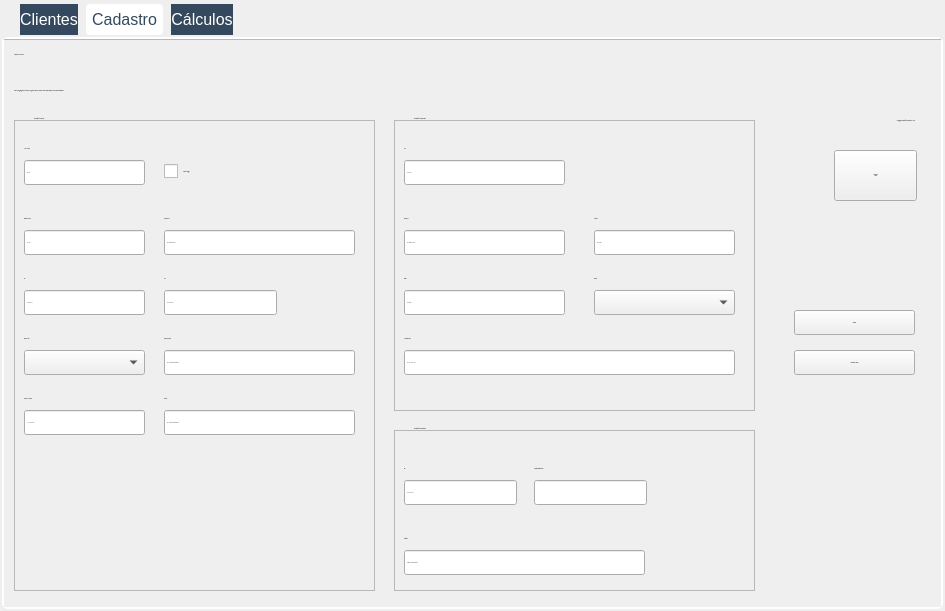
newprev/PrevCliente, file Telas/UI/tabCliente.ui: the form before one commit.
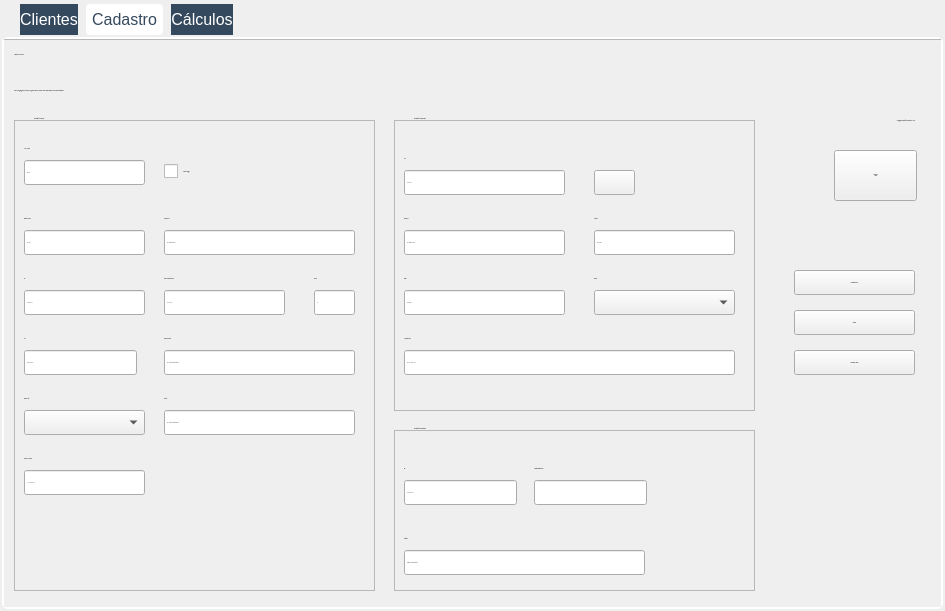
The form after the commit. Icons and pictures are not drawn.

Commit message:
Cep, atualizar cliente, carregar informações da tela
- Criação de repositório para requisições http;
- Criação da funcionalidade de buscar informações de endereço a partir do cep (API ViaCep);
- Criação de funcionalidade de atualizar um cliente no banco de dados
 - - Dados pessoais;
 - - Dados de moradia;
 - - Dados profissionais;
- Carregando informações em cada campo apresentado na tela.

```diff
--- a/Telas/UI/tabCliente.ui
+++ b/Telas/UI/tabCliente.ui
@@ -962,8 +962,8 @@
          <widget class="QLineEdit" name="leCpf">
           <property name="geometry">
            <rect>
-            <x>150</x>
-            <y>170</y>
+            <x>10</x>
+            <y>230</y>
             <width>113</width>
             <height>25</height>
            </rect>
@@ -975,8 +975,8 @@
          <widget class="QLabel" name="lbCpf">
           <property name="geometry">
            <rect>
-            <x>150</x>
-            <y>150</y>
+            <x>10</x>
+            <y>210</y>
             <width>64</width>
             <height>17</height>
            </rect>
@@ -989,7 +989,7 @@
           <property name="geometry">
            <rect>
             <x>10</x>
-            <y>230</y>
+            <y>290</y>
             <width>121</width>
             <height>25</height>
            </rect>
@@ -999,7 +999,7 @@
           <property name="geometry">
            <rect>
             <x>10</x>
-            <y>210</y>
+            <y>270</y>
             <width>91</width>
             <height>17</height>
            </rect>
@@ -1109,7 +1109,7 @@
           <property name="geometry">
            <rect>
             <x>10</x>
-            <y>270</y>
+            <y>330</y>
             <width>101</width>
             <height>17</height>
            </rect>
@@ -1122,7 +1122,7 @@
           <property name="geometry">
            <rect>
             <x>10</x>
-            <y>290</y>
+            <y>350</y>
             <width>121</width>
             <height>25</height>
            </rect>
@@ -1131,6 +1131,58 @@
            <string>(11) 9.4578-6541</string>
           </property>
          </widget>
+         <widget class="QLineEdit" name="leIdade">
+          <property name="geometry">
+           <rect>
+            <x>300</x>
+            <y>170</y>
+            <width>41</width>
+            <height>25</height>
+           </rect>
+          </property>
+          <property name="placeholderText">
+           <string>35</string>
+          </property>
+         </widget>
+         <widget class="QLabel" name="lbIdade">
+          <property name="geometry">
+           <rect>
+            <x>300</x>
+            <y>150</y>
+            <width>51</width>
+            <height>17</height>
+           </rect>
+          </property>
+          <property name="text">
+           <string>Idade</string>
+          </property>
+         </widget>
+         <widget class="QLineEdit" name="leDataNascimento">
+          <property name="geometry">
+           <rect>
+            <x>150</x>
+            <y>170</y>
+            <width>121</width>
+            <height>25</height>
+           </rect>
+          </property>
+          <property name="placeholderText">
+           <string>01/01/2001</string>
+          </property>
+         </widget>
+         <widget class="QLabel" name="lbDataNascimento">
+          <property name="geometry">
+           <rect>
+            <x>150</x>
+            <y>150</y>
+            <width>121</width>
+            <height>17</height>
+           </rect>
+          </property>
+          <property name="text">
+           <string>Data de Nascimento</string>
+          </property>
+         </widget>
         </widget>
         <widget class="QFrame" name="frInfoResidencial">
          <property name="geometry">
@@ -1157,7 +1209,7 @@
           <property name="geometry">
            <rect>
             <x>10</x>
-            <y>40</y>
+            <y>50</y>
             <width>161</width>
             <height>25</height>
            </rect>
@@ -1183,7 +1235,7 @@
           <property name="geometry">
            <rect>
             <x>10</x>
-            <y>20</y>
+            <y>30</y>
             <width>101</width>
             <height>17</height>
            </rect>
@@ -1306,6 +1358,19 @@
            <string>Bloco E, Apto: 504</string>
           </property>
          </widget>
+         <widget class="QPushButton" name="pbBuscaCep">
+          <property name="geometry">
+           <rect>
+            <x>200</x>
+            <y>50</y>
+            <width>41</width>
+            <height>25</height>
+           </rect>
+          </property>
+          <property name="text">
+           <string/>
+          </property>
+         </widget>
         </widget>
         <widget class="QPushButton" name="pbCadastrar">
          <property name="geometry">
@@ -1520,6 +1585,19 @@
           <string>Informações profissionais</string>
          </property>
         </widget>
+        <widget class="QPushButton" name="pbAtualizar">
+         <property name="geometry">
+          <rect>
+           <x>790</x>
+           <y>230</y>
+           <width>121</width>
+           <height>25</height>
+          </rect>
+         </property>
+         <property name="text">
+          <string>Atualizar cliente</string>
+         </property>
+        </widget>
        </widget>
       </widget>
      </widget>
```
Left out of the diff: 127 changed lines with no effect on the pictures. The commit also changes 12 other files.
